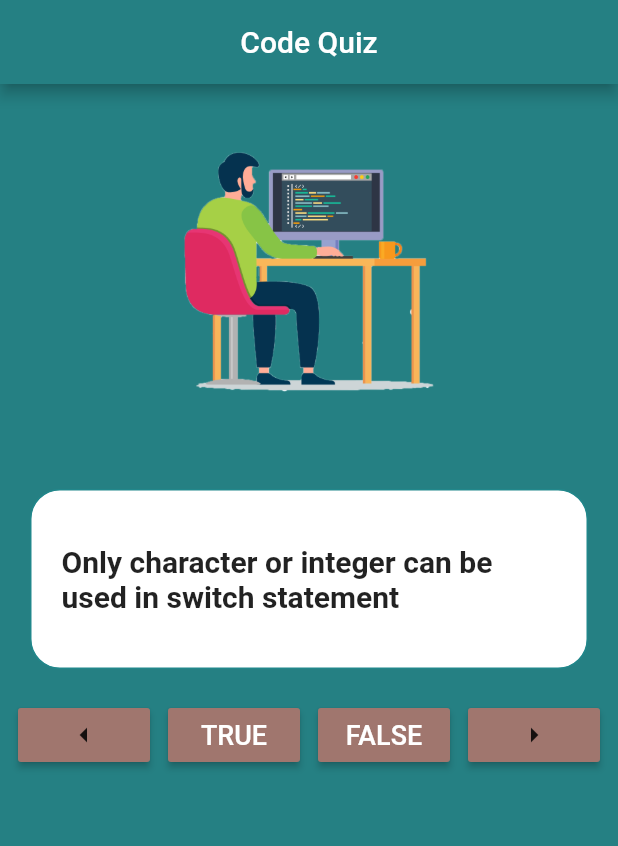
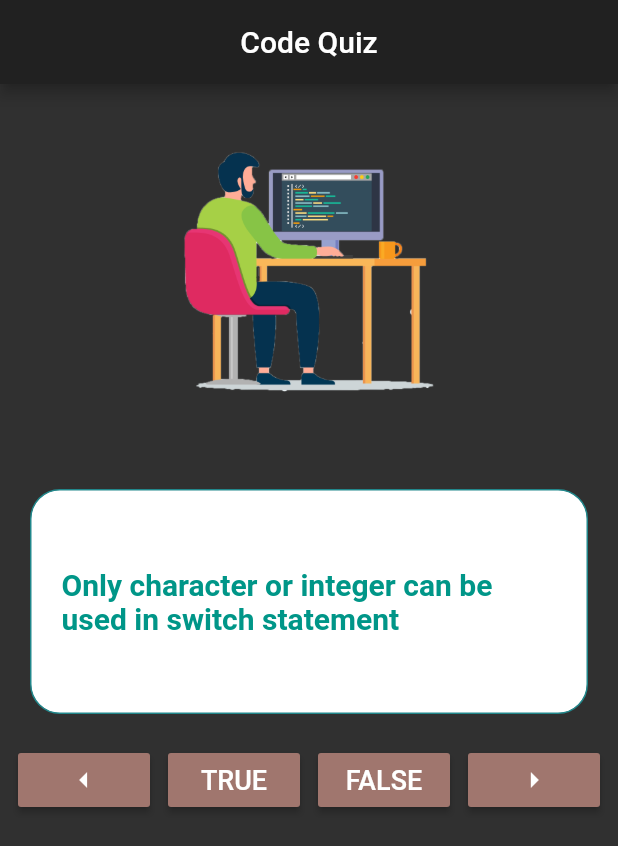
Before and after one commit to FahimMuntashir/codeQuizzes-App, a Flutter app: the screen it shows after launch, on a phone screen of 412 x 824 dp. Shown: the top 846 px of the screen. Run offline on Flutter 3.47's test engine with Material 2 defaults, Android fonts, the phone set to English and light mode, and no system bars.

Commit message:
adding Themes

```diff
--- a/lib/main.dart
+++ b/lib/main.dart
@@ -8,6 +8,9 @@ class MyApp extends StatelessWidget {
   @override
   Widget build(BuildContext context) {
     return MaterialApp(
+      theme: ThemeData(
+        brightness: Brightness.dark,
+      ),
       home: CodeQuiz(),
     );
   }
@@ -66,11 +69,11 @@ class _State extends State<CodeQuiz> {
   Widget build(BuildContext context) {
     return Scaffold(
       appBar: AppBar(
-        backgroundColor: Color(0xFF258083),
+//        backgroundColor: Color(0xFF258083),
         title: Text('Code Quiz'),
         centerTitle: true,
       ),
-      backgroundColor: Color(0xff258083),
+//      backgroundColor: Color(0xff258083),
       body: Builder(
         builder: (BuildContext context) => Container(
           child: Column(
@@ -93,7 +96,7 @@ class _State extends State<CodeQuiz> {
                         style: BorderStyle.solid,
                         color: Color(0xFF21878B),
                       )),
-                  height: 120.0,
+                  height: 150.0,
                   child: Center(
                       child: Padding(
                     padding: const EdgeInsets.all(20.0),
@@ -101,6 +104,7 @@ class _State extends State<CodeQuiz> {
                       questionBank[_currentIndex % questionBank.length]
                           .questionText,
                       style: TextStyle(
+                        color: Colors.teal,
                         fontSize: 20.0,
                         fontWeight: FontWeight.bold,
                       ),
```
